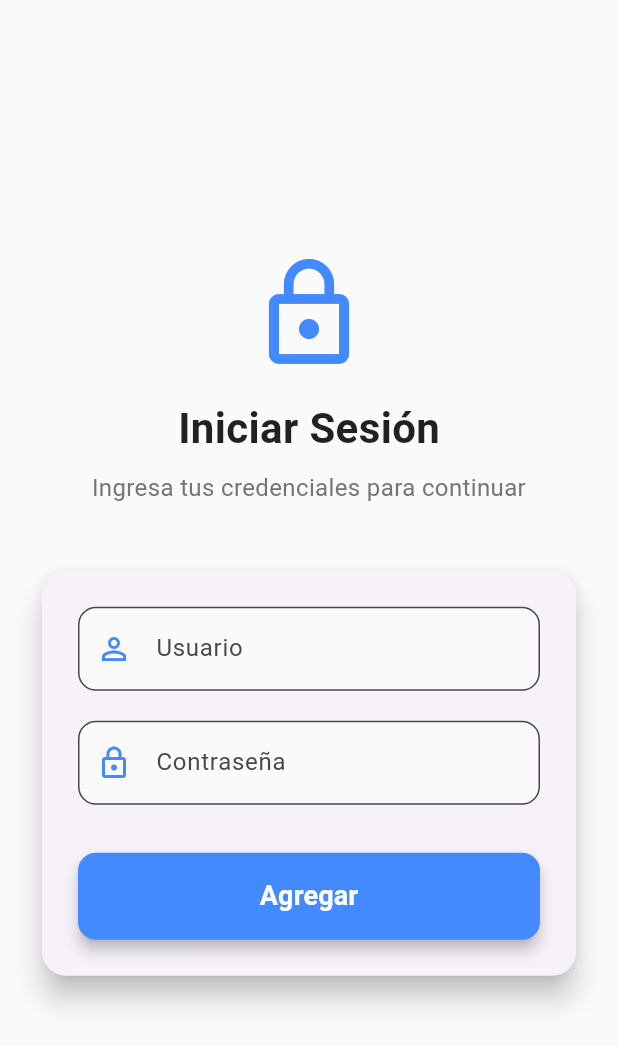
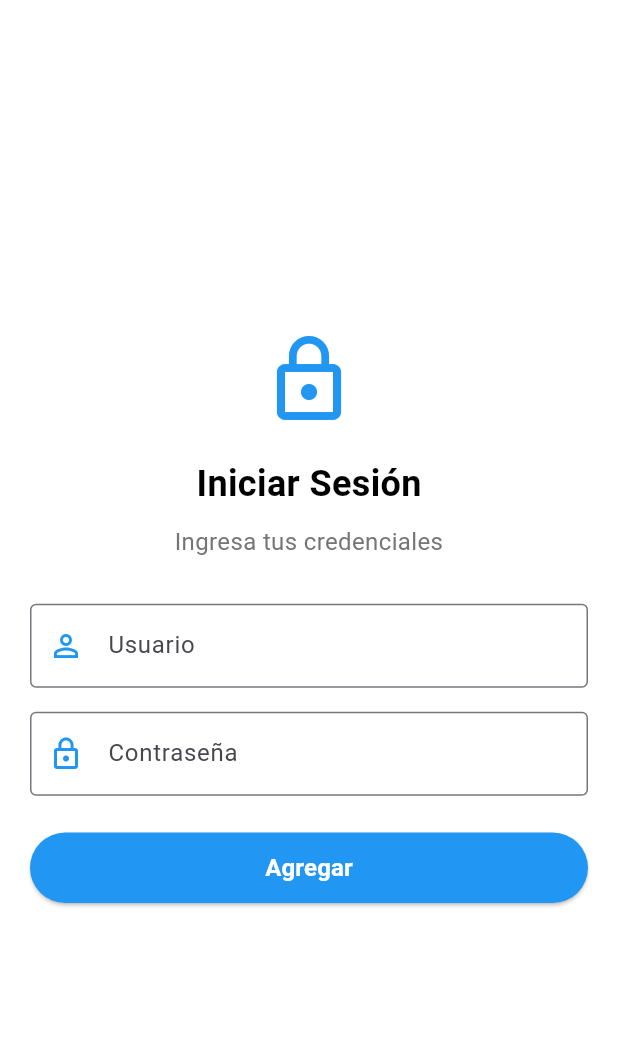
Before and after one commit to SamirL0912/BlocNew-Dio, a Flutter app: the screen it shows after launch, on a phone screen of 412 x 824 dp. Shown: the top 1046 px of the screen. Run offline on Flutter 3.47's test engine with Material 3 defaults, Android fonts, the phone set to English and light mode, and no system bars; our stand-ins replace bloc, dio, flutter_bloc.

Commit message:
finish3.3

```diff
--- a/pages/lib/pages/login pages/widgets/initial_view.dart
+++ b/pages/lib/pages/login pages/widgets/initial_view.dart
@@ -16,84 +16,66 @@ class _InitialLoginViewState extends State<InitialLoginView> {
   @override
   Widget build(BuildContext context) {
     return Scaffold(
-      backgroundColor: Colors.grey[50],
+      backgroundColor: Colors.white,
       body: SafeArea(
         child: Padding(
-          padding: const EdgeInsets.all(24.0),
+          padding: const EdgeInsets.all(20.0),
           child: Column(
             mainAxisAlignment: MainAxisAlignment.center,
             children: [
               const Icon(
                 Icons.lock_outline,
-                size: 80,
-                color: Colors.blueAccent,
+                size: 64,
+                color: Colors.blue,
               ),
-              const SizedBox(height: 16),
+              const SizedBox(height: 20),
               const Text(
                 'Iniciar Sesión',
                 style: TextStyle(
-                  fontSize: 28,
+                  fontSize: 24,
                   fontWeight: FontWeight.bold,
-                  color: Colors.black87,
+                  color: Colors.black,
                 ),
               ),
-              const SizedBox(height: 8),
+              const SizedBox(height: 10),
               Text(
-                'Ingresa tus credenciales para continuar',
+                'Ingresa tus credenciales',
                 style: TextStyle(
                   fontSize: 16,
                   color: Colors.grey[600],
                 ),
                 textAlign: TextAlign.center,
               ),
-              const SizedBox(height: 40),
+              const SizedBox(height: 30),
 
-              Card(
-                elevation: 8,
-                shape: RoundedRectangleBorder(
-                  borderRadius: BorderRadius.circular(16),
-                ),
-                child: Padding(
-                  padding: const EdgeInsets.all(24.0),
-                  child: Column(
+              Column(
                 children: [
                   TextField(
                     controller: _userController,
-                        decoration: InputDecoration(
+                    decoration: const InputDecoration(
                       labelText: "Usuario",
-                          prefixIcon: const Icon(Icons.person_outline, color: Colors.blueAccent),
-                          border: OutlineInputBorder(
-                            borderRadius: BorderRadius.circular(12),
-                          ),
+                      prefixIcon: Icon(Icons.person_outline, color: Colors.blue),
+                      border: OutlineInputBorder(),
                       focusedBorder: OutlineInputBorder(
-                            borderRadius: BorderRadius.circular(12),
-                            borderSide: const BorderSide(color: Colors.blueAccent, width: 2),
-                          ),
-                          filled: true,
-                          fillColor: Colors.grey[50],
+                        borderSide: BorderSide(color: Colors.blue, width: 2),
                       ),
                     ),
-                      const SizedBox(height: 20),
+                  ),
+                  const SizedBox(height: 16),
 
                   TextField(
                     controller: _passController,
                     obscureText: true,
-                        decoration: InputDecoration(
+                    decoration: const InputDecoration(
                       labelText: "Contraseña",
-                          prefixIcon: const Icon(Icons.lock_outline, color: Colors.blueAccent),
-                          border: OutlineInputBorder(
-                            borderRadius: BorderRadius.circular(12),
-                          ),
+                      prefixIcon: Icon(Icons.lock_outline, color: Colors.blue),
+                      border: OutlineInputBorder(),
                       focusedBorder: OutlineInputBorder(
-                            borderRadius: BorderRadius.circular(12),
-                            borderSide: const BorderSide(color: Colors.blueAccent, width: 2),
-                          ),
-                          filled: true,
-                          fillColor: Colors.grey[50],
+                        borderSide: BorderSide(color: Colors.blue, width: 2),
                       ),
                     ),
-                      const SizedBox(height: 32),
-
+                  ),
+                  const SizedBox(height: 24),
 
                   SizedBox(
                     width: double.infinity,
@@ -105,26 +87,20 @@ class _InitialLoginViewState extends State<InitialLoginView> {
                         );
                       },
                       style: ElevatedButton.styleFrom(
-                            backgroundColor: Colors.blueAccent,
+                        backgroundColor: Colors.blue,
                         foregroundColor: Colors.white,
-                            padding: const EdgeInsets.symmetric(vertical: 16),
-                            shape: RoundedRectangleBorder(
-                              borderRadius: BorderRadius.circular(12),
-                            ),
-                            elevation: 4,
+                        padding: const EdgeInsets.symmetric(vertical: 12),
                       ),
                       child: const Text(
                         "Agregar",
                         style: TextStyle(
-                              fontSize: 18,
+                          fontSize: 16,
                           fontWeight: FontWeight.bold,
                         ),
                       ),
                     ),
                   ),
                 ],
-                  ),
-                ),
               ),
             ],
           ),
```
Lines whose indentation alone changed are shown as unchanged.
